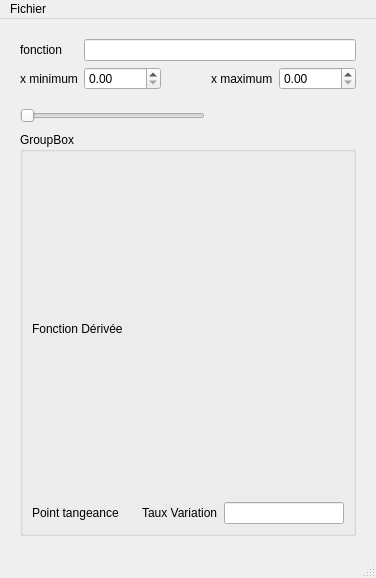
Above: ui/FonctionMainWindow.ui from MadoxT-M/TP2_MadoxTinocoMunoz before the change. Below: the same form after it.
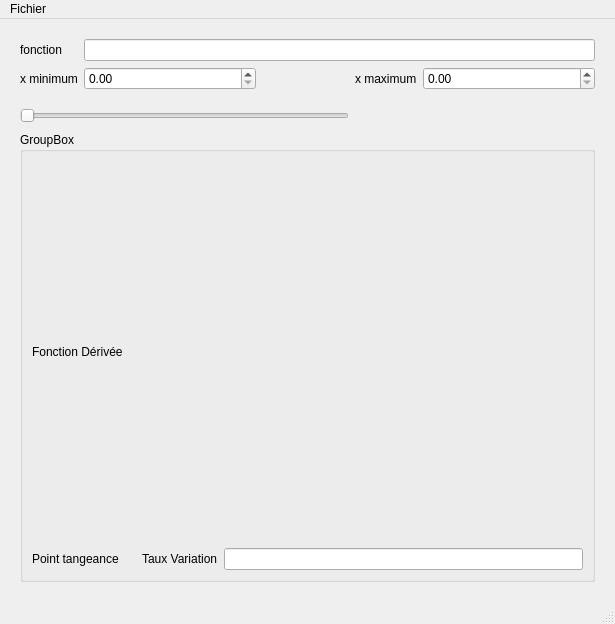
That is the form after the change.

Commit message: Changement des noms dans les graphiques

Patch:
```diff
--- a/ui/FonctionMainWindow.ui
+++ b/ui/FonctionMainWindow.ui
@@ -6,8 +6,8 @@
    <rect>
     <x>0</x>
     <y>0</y>
-    <width>376</width>
-    <height>578</height>
+    <width>615</width>
+    <height>624</height>
    </rect>
   </property>
   <property name="windowTitle">
@@ -43,7 +43,7 @@
        </spacer>
       </item>
       <item row="3" column="0" colspan="5">
-       <layout class="QVBoxLayout" name="matplotlibVLayout" stretch="">
+       <layout class="QVBoxLayout" name="matplotlibVLayout">
         <property name="spacing">
          <number>12</number>
         </property>
@@ -153,7 +153,7 @@
     <rect>
      <x>0</x>
      <y>0</y>
-     <width>376</width>
+     <width>615</width>
      <height>33</height>
     </rect>
    </property>
```
The commit also changes 1 other file.
